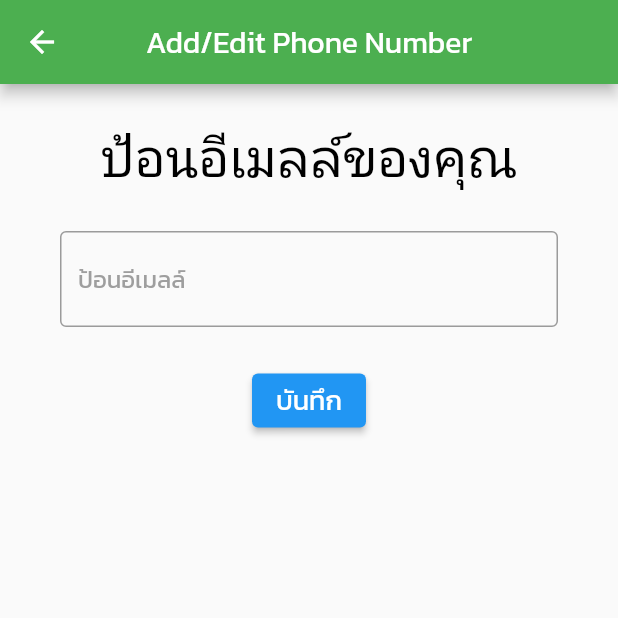
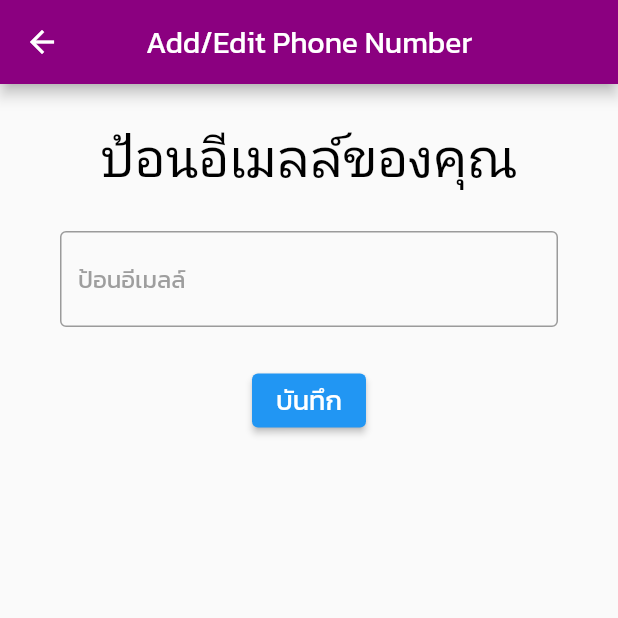
Before and after one commit to Nutty24s101st/my_profile_app, a Flutter app: the YourEmailUI screen opened directly, on a phone screen of 412 x 824 dp, the top half of it. Run offline on Flutter 3.47's test engine with Material 2 defaults, Android fonts, the phone set to English and light mode, and no system bars; our stand-ins replace google_fonts, image_picker, shared_preferences; accounts and stored records are empty; Roboto replaces fonts that are missing (Itim).

Commit message:
Change Color

```diff
--- a/lib/views/your_email_ui.dart
+++ b/lib/views/your_email_ui.dart
@@ -21,7 +21,7 @@ Future addYourEmailToSF() async{
   Widget build(BuildContext context) {
     return Scaffold(
       appBar: AppBar(
-        backgroundColor: Colors.green,
+        backgroundColor: Color.fromARGB(255, 139, 0, 128),
         title: Text(
           'Add/Edit Phone Number',
         ),
```
